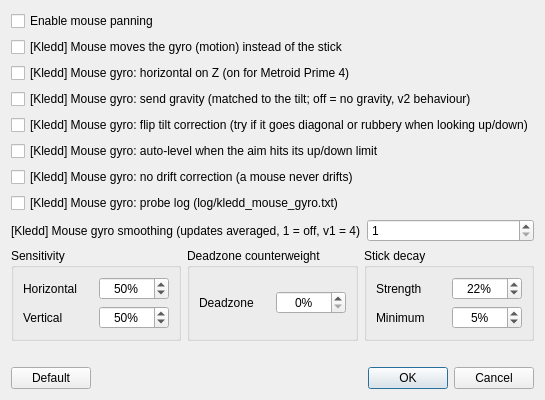
Qt form src/yuzu/configuration/configure_mouse_panning.ui (Melos555/eden-kledd) before a commit.
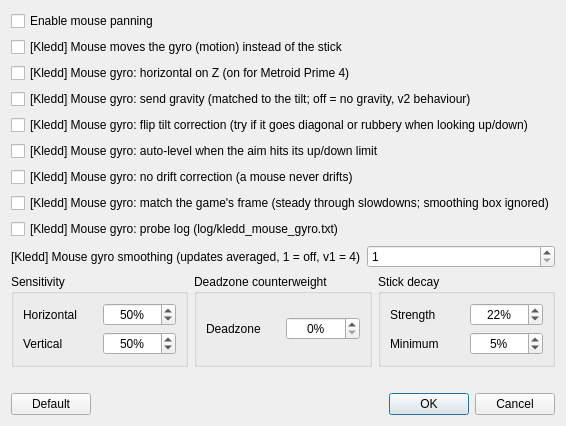
The same form after that commit.

Commit message: Kledd mouse gyro v2.6: average over the game's frame (steady through slowdowns)

```diff
--- a/src/yuzu/configuration/configure_mouse_panning.ui
+++ b/src/yuzu/configuration/configure_mouse_panning.ui
@@ -67,6 +67,16 @@
      </property>
     </widget>
    </item>
+   <item>
+    <widget class="QCheckBox" name="kledd_mouse_gyro_frame_avg">
+     <property name="text">
+      <string>[Kledd] Mouse gyro: match the game's frame (steady through slowdowns; smoothing box ignored)</string>
+     </property>
+     <property name="toolTip">
+      <string>The game reads the gyro once per frame and multiplies it by the frame time. With this on, Eden reports the mouse speed averaged over that same frame, so a hitch gets your whole hand movement instead of a 5 ms snapshot of it (no flying away, nothing lost).</string>
+     </property>
+    </widget>
+   </item>
    <item>
     <widget class="QCheckBox" name="kledd_mouse_gyro_probe">
      <property name="text">
```
The commit also changes 6 other files.
